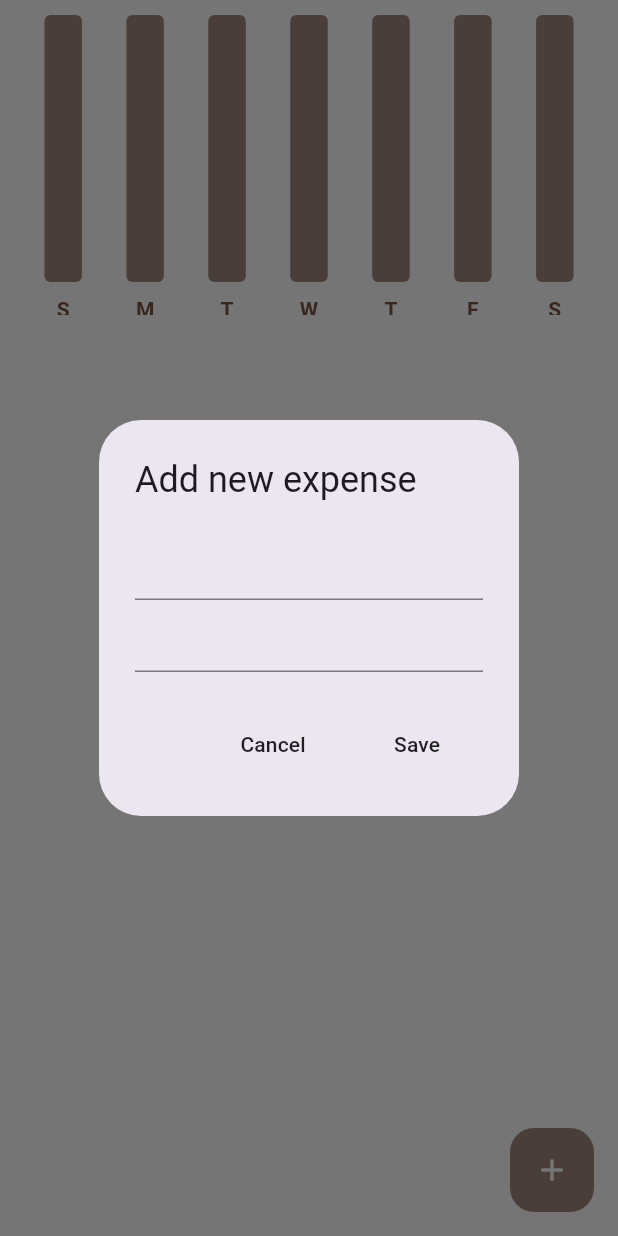
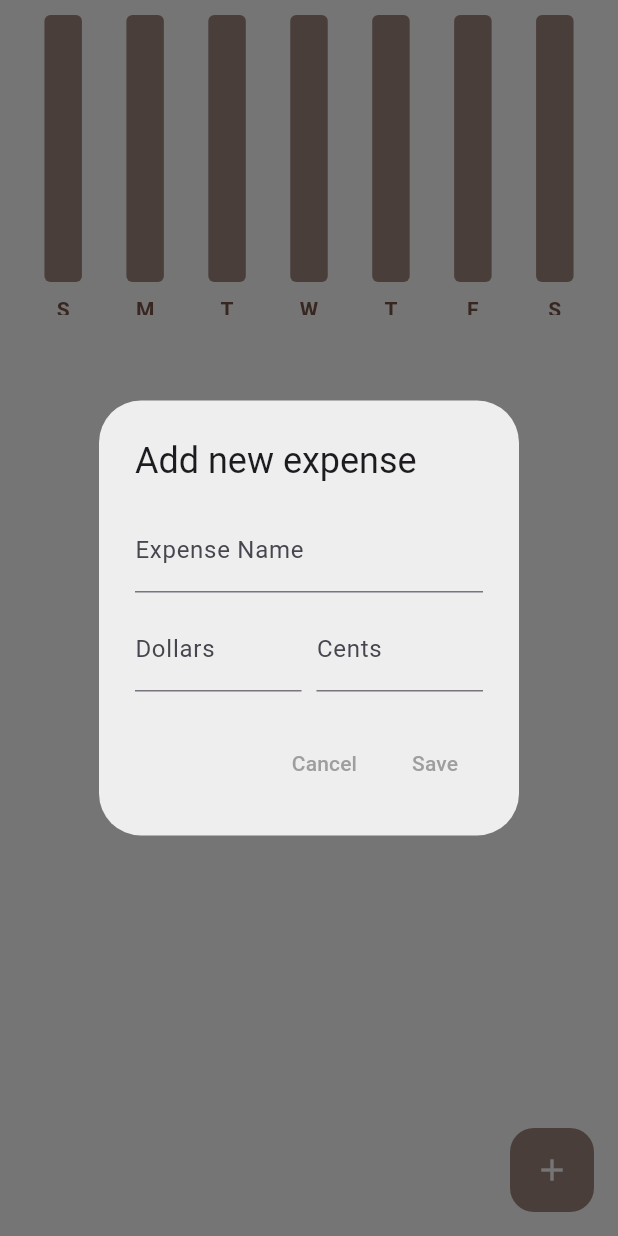
Before and after one commit to nomispal/Trackify, a Flutter app: the screen it shows after launch, after a tap on the "add" icon, on a phone screen of 412 x 824 dp. Run offline on Flutter 3.47's test engine with Material 3 defaults, Android fonts, the phone set to English and light mode, and no system bars; drawn by our look-alikes of fl_chart.

Commit message:
Bug fixes AlertDialog/SaveExpense

```diff
--- a/lib/pages/home_page.dart
+++ b/lib/pages/home_page.dart
@@ -13,78 +13,116 @@ class HomePage extends StatefulWidget {
 }
 
 class _HomePageState extends State<HomePage> {
+  // Text controllers
+  final expenseNameController = TextEditingController();
+  final dollarController = TextEditingController();
+  final centController = TextEditingController();
 
-  // text controllers
-  final expenseNameController = TextEditingController();
-  final amountNameController = TextEditingController();
-
-
-  // function for adding new expense
-  void addNewExpense(){
-    // add new expense
+  // Function for adding new expense
+  void addNewExpense() {
     showDialog(
       context: context,
       builder: (context) => AlertDialog(
-      title: const Text("Add new expense"),
-        content: Column(
+        backgroundColor: Colors.grey[200],
+        title: const Text("Add new expense",),
+        content: SingleChildScrollView(
+          child: Column(
             mainAxisSize: MainAxisSize.min,
             children: [
               // Expense Name
               TextField(
                 controller: expenseNameController,
+                decoration: const InputDecoration(
+                  labelText: "Expense Name",
                 ),
+              ),
+              const SizedBox(height: 10),
 
-            // Expense Amount
-            TextField(
-              controller: amountNameController,
+              // Dollar and Cents Amount
+              Row(
+                children: [
+                  // Dollar Field
+                  Expanded(
+                    child: TextField(
+                      controller: dollarController,
+                      keyboardType: TextInputType.number,
+                      decoration: const InputDecoration(
+                        labelText: "Dollars",
+                        prefixText: "\$",
+                      ),
+                    ),
+                  ),
+                  const SizedBox(width: 10), // Space between fields
+
+                  // Cents Field
+                  Expanded(
+                    child: TextField(
+                      controller: centController,
+                      keyboardType: TextInputType.number,
+                      decoration: const InputDecoration(
+                        labelText: "Cents",
+                        prefixText: "¢",
+                      ),
+                    ),
                   ),
                 ],
               ),
+            ],
+          ),
+        ),
         actions: [
-          // cancel button
-          MaterialButton(
+          // Cancel button
+          TextButton(
             onPressed: cancelExpense,
-            child: Text("Cancel")
+            child: const Text("Cancel",style: TextStyle(color: Colors.grey),),
           ),
 
           // Save button
-          MaterialButton(
+          TextButton(
             onPressed: saveExpense,
-            child: Text("Save")
-          )
+            child: const Text("Save",style: TextStyle(color: Colors.grey),),
+          ),
         ],
       ),
     );
-
   }
 
+  // Function for saving expense
+  void saveExpense() {
+    if (expenseNameController.text.isNotEmpty &&
+        dollarController.text.isNotEmpty &&
+        centController.text.isNotEmpty) {
+      // Combine dollars and cents into a single amount
+      final dollars = int.tryParse(dollarController.text) ?? 0;
+      final cents = int.tryParse(centController.text) ?? 0;
+      final totalAmount = dollars + (cents / 100);
 
-  // function for saving expense
-  void saveExpense(){
-    // create expense item
+      // Create expense item
       ExpenseItem newExpenseItem = ExpenseItem(
         name: expenseNameController.text,
-        amount: amountNameController.text,
-        dateTime: DateTime.now()
+        amount: totalAmount.toStringAsFixed(2), // Format as a string with 2 decimals
+        dateTime: DateTime.now(),
       );
-    Provider.of<ExpenseData>(context, listen: false).addNewExpense(newExpenseItem);
 
-    Navigator.pop(context);
+      Provider.of<ExpenseData>(context, listen: false)
+          .addNewExpense(newExpenseItem);
+
+      Navigator.pop(context); // Close the dialog
+      clearControllers();
+    }
+  }
+
+  void cancelExpense() {
+    Navigator.pop(context); // Close the dialog
     clearControllers();
   }
 
-  void cancelExpense(){
-
-
-    Navigator.pop(context);
-    clearControllers();
+  void clearControllers() {
+    expenseNameController.clear();
+    dollarController.clear();
+    centController.clear();
   }
 
-
-  void clearControllers(){
-    expenseNameController.clear();
-    amountNameController.clear();
-  }
   @override
   Widget build(BuildContext context) {
     return Consumer<ExpenseData>(
@@ -99,30 +137,29 @@ class _HomePageState extends State<HomePage> {
             color: Colors.white,
           ),
         ),
-          body:
-            ListView(
+        body: ListView(
           children: [
             const SizedBox(height: 10),
 
-               //Weekly Summary
+            // Weekly Summary
             ExpenseSummary(startOfWeek: value.startOfWeekDate()),
 
             const SizedBox(height: 20),
 
-               // all expense
+            // All expenses
             ListView.builder(
               shrinkWrap: true,
               physics: const NeverScrollableScrollPhysics(),
               itemCount: value.getAllExpenseData().length,
-                   itemBuilder: (context, index) =>ExpenseTile(
+              itemBuilder: (context, index) => ExpenseTile(
                 amount: value.getAllExpenseData()[index].amount,
                 dateTime: value.getAllExpenseData()[index].dateTime,
-                       name: value.getAllExpenseData()[index].name
-                   )
+                name: value.getAllExpenseData()[index].name,
+              ),
             ),
           ],
-            )
-        )
+        ),
+      ),
     );
   }
 }
```
Lines whose indentation alone changed are shown as unchanged.
